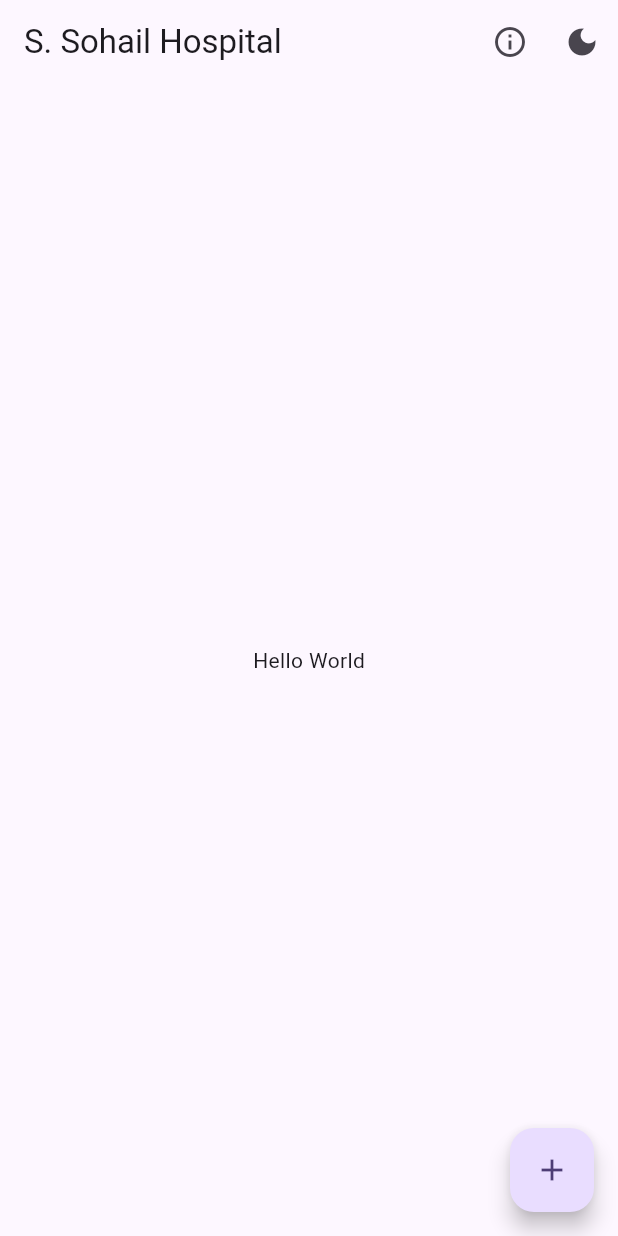
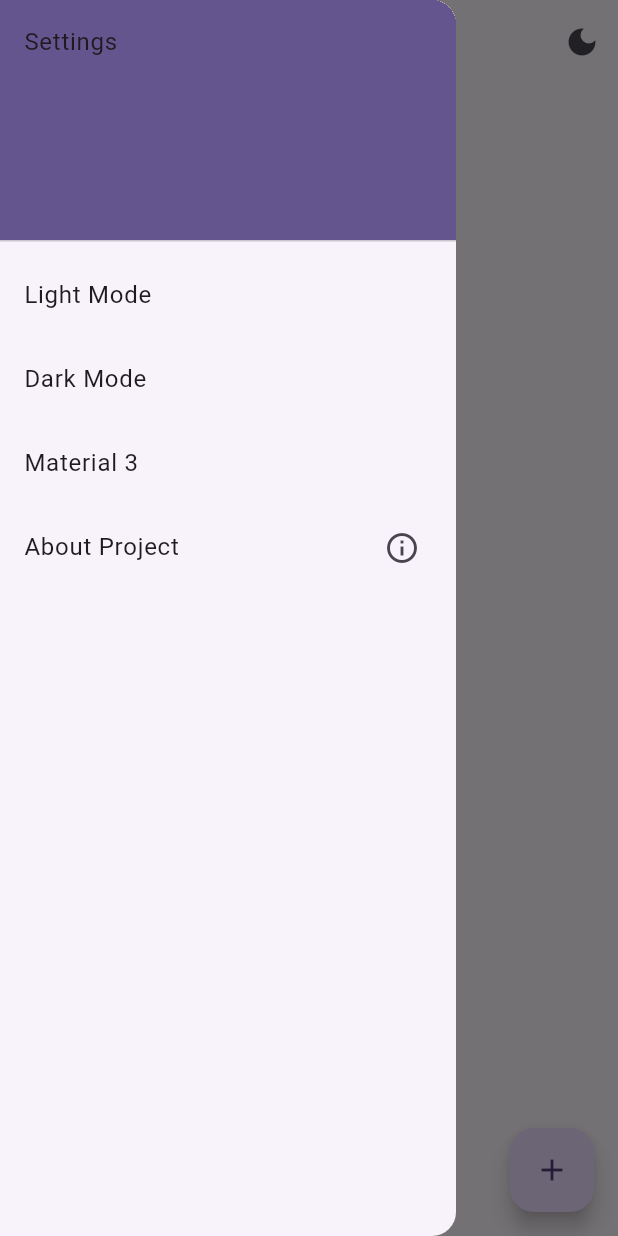
Before and after one commit to HaseebKahn365/s_sohail, a Flutter app: the screen it shows after launch, with the side drawer open (before the commit the screen has no drawer), on a phone screen of 412 x 824 dp. Run offline on Flutter 3.47's test engine with Material 3 defaults, Android fonts, the phone set to English and light mode, and no system bars.

Commit message:
added icons and stuff

```diff
--- a/lib/classes_and_vars/temp_ui_classes.dart
+++ b/lib/classes_and_vars/temp_ui_classes.dart
@@ -0,0 +1,6 @@
+class Patient {
+  String name;
+  DateTime admittedOn;
+
+  Patient({required this.name, required this.admittedOn});
+}
--- a/lib/main.dart
+++ b/lib/main.dart
@@ -1,9 +1,23 @@
 // ignore_for_file: prefer_const_constructors, prefer_const_literals_to_create_immutables
 
-import 'dart:async';
-import 'dart:math';
+// Introduction:
+// This is a simple flutter application that is primarily designed for reading and writing data to a local database for persistent storage. The purpose is to take the data related to the patient and store it on a relational database using the SQflite package available as a package for flutter.
+// Here is an overview of what the interface is going to look like:
+// The name of the hospital is S.Sohail Hospital
+// Home screen overview:
+// At the home screen we will have a search in the app bar then the list view of the list tiles for the patients. We can add a patient using the floating action button. Here is what happens when we tap the floating action button. An alert dialogue box appears asking for the basic details about the patient. When the patient is created, it appears on the home screen as the listview updates.
+// On tapping the List tile of the patient, we should be navigated to the patient screen, where we are going to be able to see the patient’s information which is specified below:
+
+// The Patient Screen:
+// At the patient screen, we can set the appointment. The appbar should have the name of the patient, afterwards, we select the type of appointment whether it is an emergency or a visit using the radio buttons.
+// Then we will have a description of the diagnosis. Which we will get using a Tex field. We also use a field for the amount charged per visit. On the right side we have an update button to add the visit to the history.
+// Then we will have an expandable list tile to view the details of the patient.
+// After this we will have the history of the patient which will be an expandable list containing list tiles about the history of the visits.
+// Afterwards we have the bill section that will show the total bill for the patient and the number of visits. And on the right side we will have the Pay Bills button.
+// On tapping the pay Bills button an alert dialogue box shows up showing whether we want to pay bills using the insurance or direct method. The entered amount is deducted from the total bill.
 
 import 'package:flutter/material.dart';
+import 'package:s_sohail/classes_and_vars/temp_ui_classes.dart';
 import 'package:url_launcher/url_launcher.dart';
 
 void main() {
@@ -99,7 +113,18 @@ class HomeScreen extends StatefulWidget {
   final bool useLightMode;
   final VoidCallback handleBrightnessChange;
 
-  const HomeScreen({
+  List<Patient> patientList = [
+    Patient(
+      name: 'John Doe',
+      admittedOn: DateTime.now(),
+    ),
+    Patient(
+      name: 'Jane Doe',
+      admittedOn: DateTime.now(),
+    ),
+  ];
+
+  HomeScreen({
     Key? key,
     required this.useLightMode,
     required this.handleBrightnessChange,
@@ -118,26 +143,77 @@ class _HomeScreenState extends State<HomeScreen> {
   @override
   Widget build(BuildContext context) {
     return Scaffold(
+      //creating a simple drawer for theme setting and about me page
+      drawer: Drawer(
+        child: ListView(
+          padding: EdgeInsets.zero,
+          children: <Widget>[
+            DrawerHeader(
+              child: Text('Settings'),
+              decoration: BoxDecoration(
+                color: Theme.of(context).colorScheme.primary,
+              ),
+            ),
+            ListTile(
+              title: const Text('Light Mode'),
+              onTap: () {
+                widget.handleBrightnessChange();
+              },
+            ),
+            ListTile(
+              title: const Text('Dark Mode'),
+              onTap: () {
+                widget.handleBrightnessChange();
+              },
+            ),
+            ListTile(
+              title: const Text('Material 3'),
+              onTap: () {
+                // Add your onPressed code here!
+              },
+            ),
+            ListTile(
+              title: const Text('About Project'),
+              trailing: Icon(Icons.info_outline),
+              onTap: () {
+                // https://github.com/HaseebKahn365/s_sohail_hospital
+                launchUrl(Uri.parse('https://github.com/HaseebKahn365/s_sohail_hospital'));
+              },
+            ),
+          ],
+        ),
+      ),
+
       appBar: AppBar(
         title: const Text('S. Sohail Hospital'),
         //adding an action to toggle the theme
         actions: <Widget>[
           //adding an exclamation icon button that launches the about me page
-          IconButton(
-            icon: const Icon(Icons.info_outline),
-            onPressed: () {
-              // https://github.com/HaseebKahn365/s_sohail_hospital
-              launchUrl(Uri.parse('https://github.com/HaseebKahn365/s_sohail_hospital'));
-            },
-          ),
+
           IconButton(
             icon: Icon(widget.useLightMode ? Icons.dark_mode : Icons.light_mode),
             onPressed: widget.handleBrightnessChange,
           ),
         ],
       ),
-      body: Center(
-        child: Text("Hello World"),
+      //List view for widgets
+      body: ListView(
+        //make widget occupy min space
+        shrinkWrap: true,
+
+        children: [
+          //create an add patient button
+          Column(
+            children: [
+              ElevatedButton(
+                onPressed: () {
+                  // Add your onPressed code here!
+                },
+                child: const Text('Add Patient'),
+              ),
+            ],
+          )
+        ],
       ),
       floatingActionButton: FloatingActionButton(
         onPressed: () {
```
Also changed, not shown: 7 other files.
